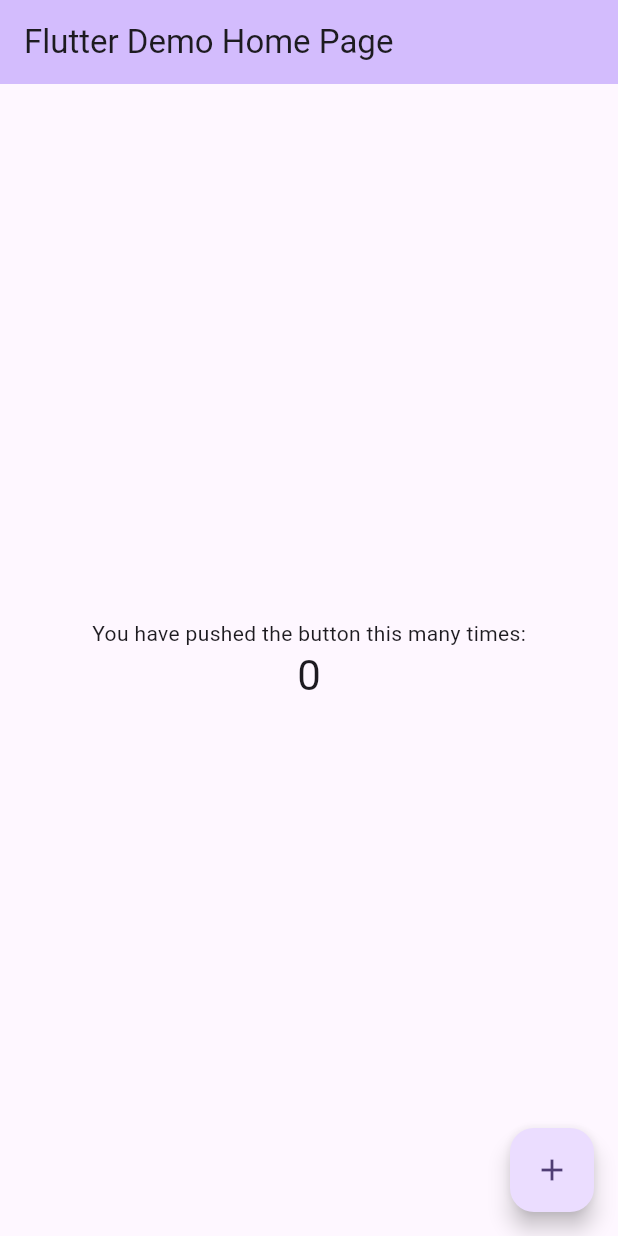
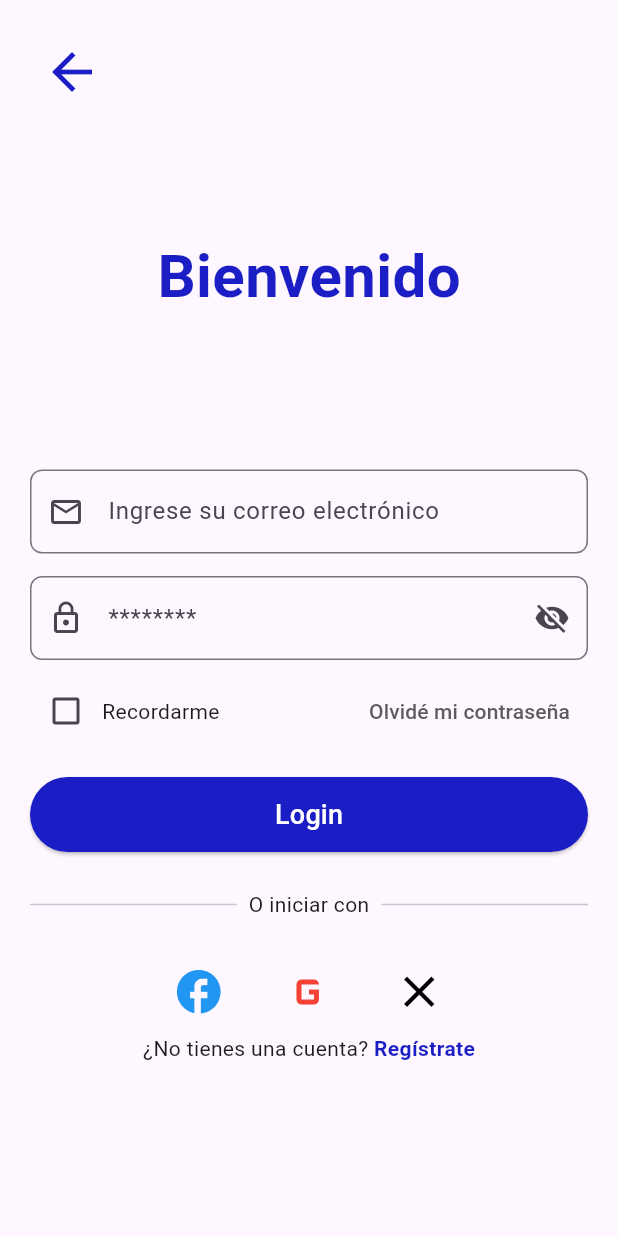
Before and after one commit to franParedes/SaludApp, a Flutter app: the screen it shows after launch, on a phone screen of 412 x 824 dp. Run offline on Flutter 3.47's test engine with Material 3 defaults, Android fonts, the light colour scheme and no system bars.

Commit message:
creación de pantallas de login y home

```diff
--- a/salud_app_mobile/lib/main.dart
+++ b/salud_app_mobile/lib/main.dart
@@ -1,4 +1,5 @@
 import 'package:flutter/material.dart';
+import 'package:salud_app_mobile/presentation/screens/login/login_screen.dart';
 
 void main() {
   runApp(const MyApp());
@@ -11,112 +12,9 @@ class MyApp extends StatelessWidget {
   @override
   Widget build(BuildContext context) {
     return MaterialApp(
-      title: 'Flutter Demo',
-      theme: ThemeData(
-        // This is the theme of your application.
-        //
-        // TRY THIS: Try running your application with "flutter run". You'll see
-        // the application has a purple toolbar. Then, without quitting the app,
-        // try changing the seedColor in the colorScheme below to Colors.green
-        // and then invoke "hot reload" (save your changes or press the "hot
-        // reload" button in a Flutter-supported IDE, or press "r" if you used
-        // the command line to start the app).
-        //
-        // Notice that the counter didn't reset back to zero; the application
-        // state is not lost during the reload. To reset the state, use hot
-        // restart instead.
-        //
-        // This works for code too, not just values: Most code changes can be
-        // tested with just a hot reload.
-        colorScheme: ColorScheme.fromSeed(seedColor: Colors.deepPurple),
-      ),
-      home: const MyHomePage(title: 'Flutter Demo Home Page'),
+      title: 'Salud App',
+      debugShowCheckedModeBanner: false,
+      home: const LoginScreen(),
     );
   }
 }
-
-class MyHomePage extends StatefulWidget {
-  const MyHomePage({super.key, required this.title});
-
-  // This widget is the home page of your application. It is stateful, meaning
-  // that it has a State object (defined below) that contains fields that affect
-  // how it looks.
-
-  // This class is the configuration for the state. It holds the values (in this
-  // case the title) provided by the parent (in this case the App widget) and
-  // used by the build method of the State. Fields in a Widget subclass are
-  // always marked "final".
-
-  final String title;
-
-  @override
-  State<MyHomePage> createState() => _MyHomePageState();
-}
-
-class _MyHomePageState extends State<MyHomePage> {
-  int _counter = 0;
-
-  void _incrementCounter() {
-    setState(() {
-      // This call to setState tells the Flutter framework that something has
-      // changed in this State, which causes it to rerun the build method below
-      // so that the display can reflect the updated values. If we changed
-      // _counter without calling setState(), then the build method would not be
-      // called again, and so nothing would appear to happen.
-      _counter++;
-    });
-  }
-
-  @override
-  Widget build(BuildContext context) {
-    // This method is rerun every time setState is called, for instance as done
-    // by the _incrementCounter method above.
-    //
-    // The Flutter framework has been optimized to make rerunning build methods
-    // fast, so that you can just rebuild anything that needs updating rather
-    // than having to individually change instances of widgets.
-    return Scaffold(
-      appBar: AppBar(
-        // TRY THIS: Try changing the color here to a specific color (to
-        // Colors.amber, perhaps?) and trigger a hot reload to see the AppBar
-        // change color while the other colors stay the same.
-        backgroundColor: Theme.of(context).colorScheme.inversePrimary,
-        // Here we take the value from the MyHomePage object that was created by
-        // the App.build method, and use it to set our appbar title.
-        title: Text(widget.title),
-      ),
-      body: Center(
-        // Center is a layout widget. It takes a single child and positions it
-        // in the middle of the parent.
-        child: Column(
-          // Column is also a layout widget. It takes a list of children and
-          // arranges them vertically. By default, it sizes itself to fit its
-          // children horizontally, and tries to be as tall as its parent.
-          //
-          // Column has various properties to control how it sizes itself and
-          // how it positions its children. Here we use mainAxisAlignment to
-          // center the children vertically; the main axis here is the vertical
-          // axis because Columns are vertical (the cross axis would be
-          // horizontal).
-          //
-          // TRY THIS: Invoke "debug painting" (choose the "Toggle Debug Paint"
-          // action in the IDE, or press "p" in the console), to see the
-          // wireframe for each widget.
-          mainAxisAlignment: MainAxisAlignment.center,
-          children: <Widget>[
-            const Text('You have pushed the button this many times:'),
-            Text(
-              '$_counter',
-              style: Theme.of(context).textTheme.headlineMedium,
-            ),
-          ],
-        ),
-      ),
-      floatingActionButton: FloatingActionButton(
-        onPressed: _incrementCounter,
-        tooltip: 'Increment',
-        child: const Icon(Icons.add),
-      ), // This trailing comma makes auto-formatting nicer for build methods.
-    );
-  }
-}
--- /dev/null
+++ b/salud_app_mobile/lib/presentation/screens/home/home_screen.dart
@@ -0,0 +1,19 @@
+import 'package:flutter/material.dart';
+
+class HomeScreen extends StatelessWidget {
+  const HomeScreen({super.key});
+
+  @override
+  Widget build(BuildContext context) {
+    return Scaffold(
+      appBar: AppBar(
+        leading: const Padding(
+          padding: EdgeInsets.all(6.0),
+          child: CircleAvatar(backgroundImage: NetworkImage('')),
+        ),
+        title: Text('Bienvenido: [Usuario]'),
+      ),
+      body: Container(),
+    );
+  }
+}
--- /dev/null
+++ b/salud_app_mobile/lib/presentation/screens/login/login_screen.dart
@@ -0,0 +1,75 @@
+import 'package:flutter/material.dart';
+
+import '../../widgets/login/email_field.dart';
+import '../../widgets/login/login_tittle.dart';
+import '../../widgets/login/password_field.dart';
+import '../../widgets/login/remember_forgot_row.dart';
+import '../../widgets/login/login_button.dart';
+import '../../widgets/login/register_text.dart';
+import '../../widgets/login/social_login_row.dart';
+
+class LoginScreen extends StatelessWidget {
+  const LoginScreen({super.key});
+
+  @override
+  Widget build(BuildContext context) {
+    return Scaffold(
+      body: SafeArea(
+        child: Padding(
+          padding: const EdgeInsets.all(20.0),
+          child: Column(
+            crossAxisAlignment: CrossAxisAlignment.start,
+            children: [
+              // Botón de regresar
+              IconButton(
+                iconSize: 40,
+                icon: const Icon(Icons.arrow_back, color: Color(0xFF1c1ec5)),
+                onPressed: () {},
+              ),
+
+              const SizedBox(height: 80),
+
+              const Center(child: LoginTitle()),
+
+              const SizedBox(height: 100),
+
+              const EmailField(),
+
+              const SizedBox(height: 15),
+
+              const PasswordField(),
+
+              const SizedBox(height: 10),
+
+              const RememberForgotRow(),
+
+              const SizedBox(height: 20),
+
+              const LoginButton(),
+
+              const SizedBox(height: 25),
+
+              // Separador
+              Row(
+                children: const [
+                  Expanded(child: Divider()),
+                  Padding(
+                    padding: EdgeInsets.symmetric(horizontal: 8.0),
+                    child: Text("O iniciar con"),
+                  ),
+                  Expanded(child: Divider()),
+                ],
+              ),
+
+              const SizedBox(height: 20),
+
+              const SocialLoginRow(),
+
+              const RegisterText(),
+            ],
+          ),
+        ),
+      ),
+    );
+  }
+}
--- /dev/null
+++ b/salud_app_mobile/lib/presentation/widgets/login/email_field.dart
@@ -0,0 +1,16 @@
+import 'package:flutter/material.dart';
+
+class EmailField extends StatelessWidget {
+  const EmailField({super.key});
+
+  @override
+  Widget build(BuildContext context) {
+    return TextFormField(
+      decoration: InputDecoration(
+        hintText: "Ingrese su correo electrónico",
+        prefixIcon: const Icon(Icons.email_outlined),
+        border: OutlineInputBorder(borderRadius: BorderRadius.circular(8)),
+      ),
+    );
+  }
+}
--- /dev/null
+++ b/salud_app_mobile/lib/presentation/widgets/login/login_button.dart
@@ -0,0 +1,35 @@
+import 'package:flutter/material.dart';
+
+import '../../screens/home/home_screen.dart';
+
+class LoginButton extends StatelessWidget {
+  const LoginButton({super.key});
+
+  @override
+  Widget build(BuildContext context) {
+    return Center(
+      child: SizedBox(
+        width: double.infinity,
+        height: 50,
+        child: ElevatedButton(
+          style: ElevatedButton.styleFrom(
+            backgroundColor: Color(0xFF1c1ec5),
+            shape: RoundedRectangleBorder(
+              borderRadius: BorderRadius.circular(30),
+            ),
+          ),
+          onPressed: () {
+            Navigator.push(
+              context,
+              MaterialPageRoute(builder: (context) => const HomeScreen()),
+            );
+          },
+          child: const Text(
+            "Login",
+            style: TextStyle(fontSize: 18, color: Colors.white),
+          ),
+        ),
+      ),
+    );
+  }
+}
--- /dev/null
+++ b/salud_app_mobile/lib/presentation/widgets/login/login_tittle.dart
@@ -0,0 +1,17 @@
+import 'package:flutter/material.dart';
+
+class LoginTitle extends StatelessWidget {
+  const LoginTitle({super.key});
+
+  @override
+  Widget build(BuildContext context) {
+    return const Text(
+      "Bienvenido",
+      style: TextStyle(
+        fontSize: 40,
+        fontWeight: FontWeight.bold,
+        color: Color(0xFF1c1ec5),
+      ),
+    );
+  }
+}
--- /dev/null
+++ b/salud_app_mobile/lib/presentation/widgets/login/password_field.dart
@@ -0,0 +1,32 @@
+import 'package:flutter/material.dart';
+
+class PasswordField extends StatefulWidget {
+  const PasswordField({super.key});
+
+  @override
+  State<PasswordField> createState() => _PasswordFieldState();
+}
+
+class _PasswordFieldState extends State<PasswordField> {
+  bool showPassword = false;
+
+  @override
+  Widget build(BuildContext context) {
+    return TextFormField(
+      obscureText: !showPassword,
+      decoration: InputDecoration(
+        hintText: "********",
+        prefixIcon: const Icon(Icons.lock_outline),
+        suffixIcon: IconButton(
+          icon: Icon(showPassword ? Icons.visibility : Icons.visibility_off),
+          onPressed: () {
+            setState(() {
+              showPassword = !showPassword;
+            });
+          },
+        ),
+        border: OutlineInputBorder(borderRadius: BorderRadius.circular(8)),
+      ),
+    );
+  }
+}
--- /dev/null
+++ b/salud_app_mobile/lib/presentation/widgets/login/register_text.dart
@@ -0,0 +1,25 @@
+import 'package:flutter/material.dart';
+
+class RegisterText extends StatelessWidget {
+  const RegisterText({super.key});
+
+  @override
+  Widget build(BuildContext context) {
+    return Row(
+      mainAxisAlignment: MainAxisAlignment.center,
+      children: [
+        const Text("¿No tienes una cuenta? "),
+        GestureDetector(
+          onTap: () {},
+          child: const Text(
+            "Regístrate",
+            style: TextStyle(
+              color: Color(0xFF1c1ec5),
+              fontWeight: FontWeight.bold,
+            ),
+          ),
+        ),
+      ],
+    );
+  }
+}
--- /dev/null
+++ b/salud_app_mobile/lib/presentation/widgets/login/remember_forgot_row.dart
@@ -0,0 +1,42 @@
+import 'package:flutter/material.dart';
+
+class RememberForgotRow extends StatefulWidget {
+  const RememberForgotRow({super.key});
+
+  @override
+  State<RememberForgotRow> createState() => _RememberForgotRowState();
+}
+
+class _RememberForgotRowState extends State<RememberForgotRow> {
+  bool rememberMe = false;
+
+  @override
+  Widget build(BuildContext context) {
+    return Row(
+      mainAxisAlignment: MainAxisAlignment.spaceBetween,
+      children: [
+        Row(
+          children: [
+            Checkbox(
+              value: rememberMe,
+              activeColor: Color(0xFF1c1ec5),
+              onChanged: (value) {
+                setState(() {
+                  rememberMe = value!;
+                });
+              },
+            ),
+            const Text("Recordarme"),
+          ],
+        ),
+        TextButton(
+          onPressed: () {},
+          child: const Text(
+            "Olvidé mi contraseña",
+            style: TextStyle(color: Color.fromARGB(255, 91, 91, 97)),
+          ),
+        ),
+      ],
+    );
+  }
+}
--- /dev/null
+++ b/salud_app_mobile/lib/presentation/widgets/login/social_login_row.dart
@@ -0,0 +1,32 @@
+import 'package:flutter/material.dart';
+
+class SocialLoginRow extends StatelessWidget {
+  const SocialLoginRow({super.key});
+
+  @override
+  Widget build(BuildContext context) {
+    return Row(
+      mainAxisAlignment: MainAxisAlignment.center,
+      children: [
+        IconButton(
+          icon: const Icon(Icons.facebook, color: Colors.blue, size: 35),
+          onPressed: () {},
+        ),
+        const SizedBox(width: 20),
+        IconButton(
+          icon: const Icon(Icons.g_mobiledata, color: Colors.red, size: 40),
+          onPressed: () {},
+        ),
+        const SizedBox(width: 20),
+        IconButton(
+          icon: const Icon(
+            Icons.close,
+            color: Colors.black,
+            size: 35,
+          ), // simulando X
+          onPressed: () {},
+        ),
+      ],
+    );
+  }
+}
```
Also changed, not shown: salud_app_mobile/lib/presentation/screens/login/register_screen.dart (added).
